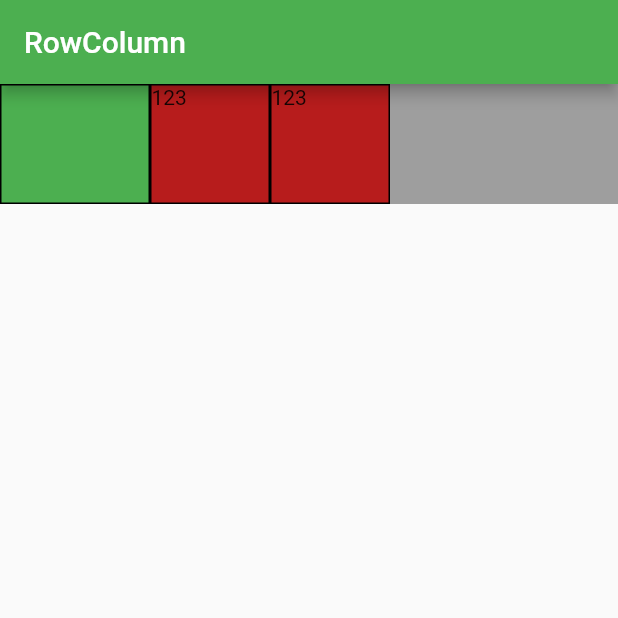
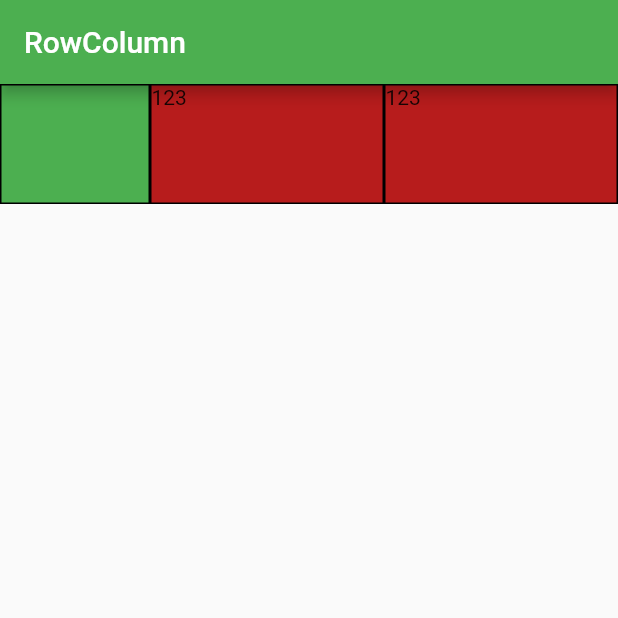
Before and after one commit to DoomHopes/flutter_test_project, a Flutter app: the screen it shows after launch, on a phone screen of 412 x 824 dp, the top half of it. Run offline on Flutter 3.47's test engine with Material 2 defaults, Android fonts, the phone set to English and light mode, and no system bars.

Commit message:
some add

```diff
--- a/lib/my_flexible.dart
+++ b/lib/my_flexible.dart
@@ -11,8 +11,11 @@ class MyFlexible extends StatelessWidget {
           mainAxisAlignment: MainAxisAlignment.start,
           children: <Widget>[
             BiggerColorBox(),
-            Flexible(child: ColorBox()),
-            Flexible(child: ColorBox()),
+            Flexible(
+                fit: FlexFit
+                    .tight, //FlexFit показывает как элемент будет занимать все доступное пространство
+                child: ColorBox()),
+            Flexible(fit: FlexFit.tight, child: ColorBox()),
           ],
         ),
       ),
```
Also changed, not shown: 1 other file.
